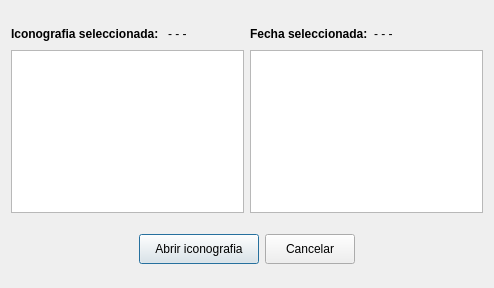
Before: the Qt Designer form abriricon.ui in Gabrielnz/pasantia-CIMBUC, drawn with Qt 5.
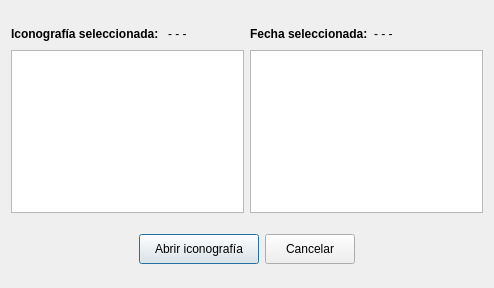
After: the same form once the commit is applied. Icons and pictures are not drawn.

The edit to the form file:
```diff
--- a/abriricon.ui
+++ b/abriricon.ui
@@ -47,7 +47,7 @@
               </font>
              </property>
              <property name="text">
-              <string>&lt;html&gt;&lt;head/&gt;&lt;body&gt;&lt;p&gt;Iconografia seleccionada: &lt;/p&gt;&lt;/body&gt;&lt;/html&gt;</string>
+              <string>&lt;html&gt;&lt;head/&gt;&lt;body&gt;&lt;p&gt;Iconografía seleccionada: &lt;/p&gt;&lt;/body&gt;&lt;/html&gt;</string>
              </property>
             </widget>
            </item>
@@ -164,7 +164,7 @@
           </size>
          </property>
          <property name="text">
-          <string>Abrir iconografia</string>
+          <string>Abrir iconografía</string>
          </property>
         </widget>
        </item>
```
Left out of the diff: 10 changed lines with no effect on the pictures.
